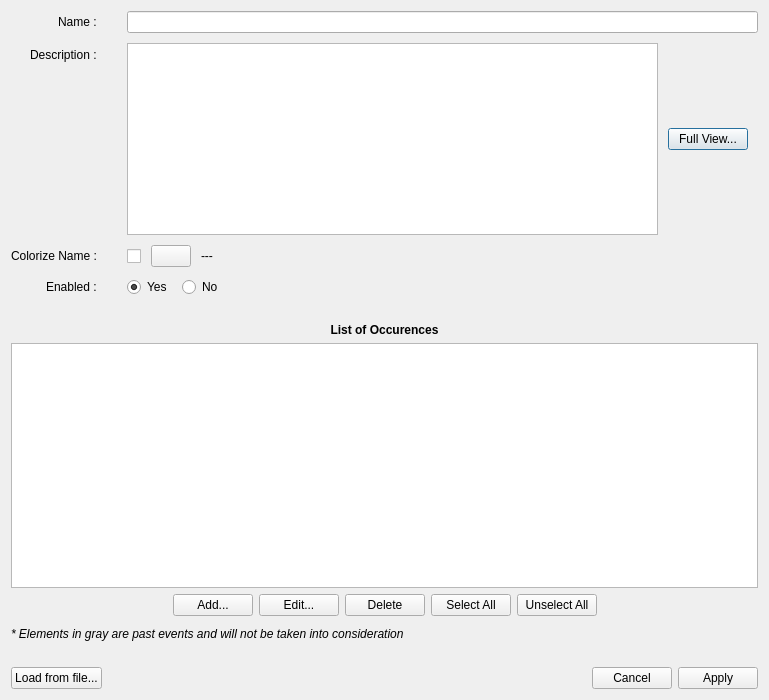
This is src/editirregulardialog.ui in redmoon1945/gbp as Qt 5 draws it before an edit. The edited form follows.
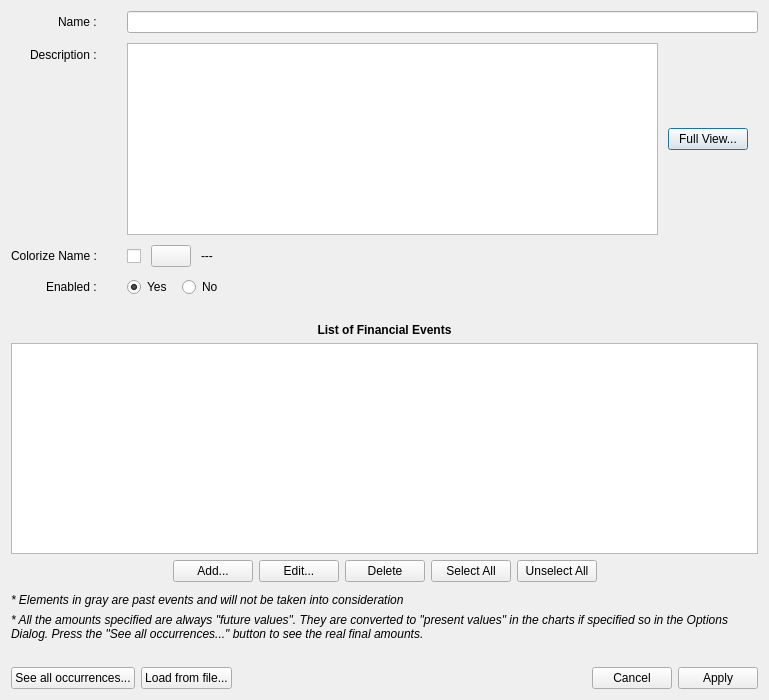
This is the edited form.

The edit to the form file:
```diff
--- a/src/editirregulardialog.ui
+++ b/src/editirregulardialog.ui
@@ -15,7 +15,7 @@
   </property>
   <layout class="QVBoxLayout" name="verticalLayout_2">
    <item>
-    <layout class="QVBoxLayout" name="verticalLayout" stretch="0,0,0,1,0,0,0,0,0">
+    <layout class="QVBoxLayout" name="verticalLayout" stretch="0,0,0,1,0,0,0,0,0,0">
      <item>
       <layout class="QFormLayout" name="formLayout">
        <property name="labelAlignment">
@@ -297,7 +297,7 @@
         </font>
        </property>
        <property name="text">
-        <string>List of Occurences</string>
+        <string>List of Financial Events</string>
        </property>
        <property name="alignment">
         <set>Qt::AlignCenter</set>
@@ -414,6 +414,21 @@
        </item>
       </layout>
      </item>
+     <item>
+      <widget class="QLabel" name="futurLabel">
+       <property name="font">
+        <font>
+         <italic>true</italic>
+        </font>
+       </property>
+       <property name="text">
+        <string>* All the amounts specified are always &quot;future values&quot;. They are converted to &quot;present values&quot; in the charts if specified so in the Options Dialog. Press the &quot;See all occurrences...&quot; button to see the real final amounts.</string>
+       </property>
+       <property name="wordWrap">
+        <bool>true</bool>
+       </property>
+      </widget>
+     </item>
      <item>
       <spacer name="verticalSpacer">
        <property name="orientation">
@@ -432,6 +447,16 @@
      </item>
      <item>
       <layout class="QHBoxLayout" name="horizontalLayout">
+       <item>
+        <widget class="QPushButton" name="showResultPushButton">
+         <property name="toolTip">
+          <string>&lt;html&gt;&lt;head/&gt;&lt;body&gt;&lt;p&gt;&lt;span style=&quot; background-color:transparent;&quot;&gt;Display in a dedicated window all the financial events that will be generated for this Financial Stream Definition, taking into account the optional conversion to Present Value if set accordingly in Options Dialog.&lt;/span&gt;&lt;/p&gt;&lt;/body&gt;&lt;/html&gt;</string>
+         </property>
+         <property name="text">
+          <string>See all occurrences...</string>
+         </property>
+        </widget>
+       </item>
        <item>
         <widget class="QPushButton" name="loadPushButton">
          <property name="text">
```
Left out of the diff: 81 changed lines with no effect on the pictures.
